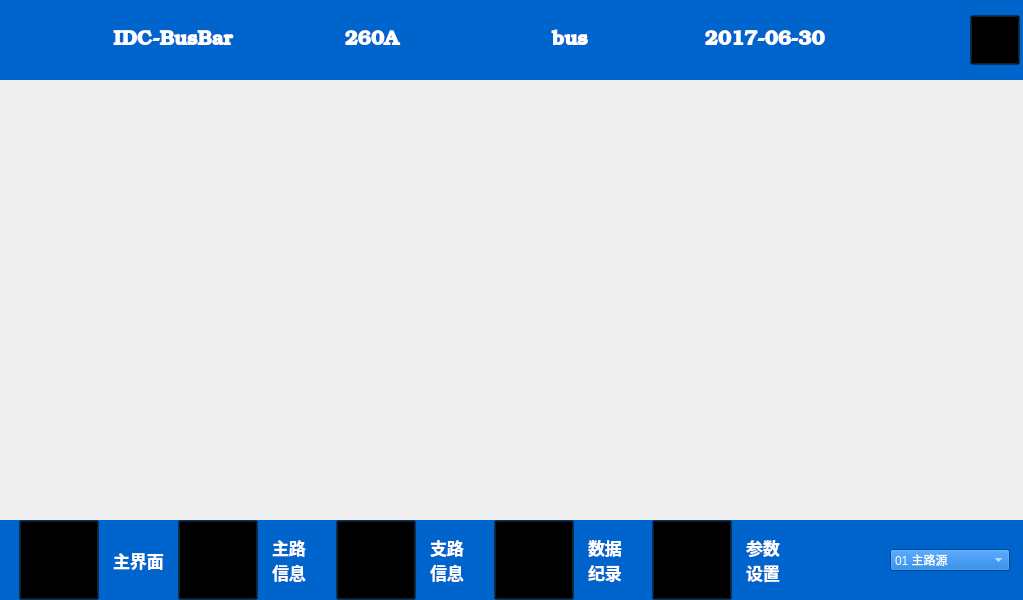
luozhiyong131/BusBar, file BusBar-Qt/mainwindow.ui: the form before one commit.
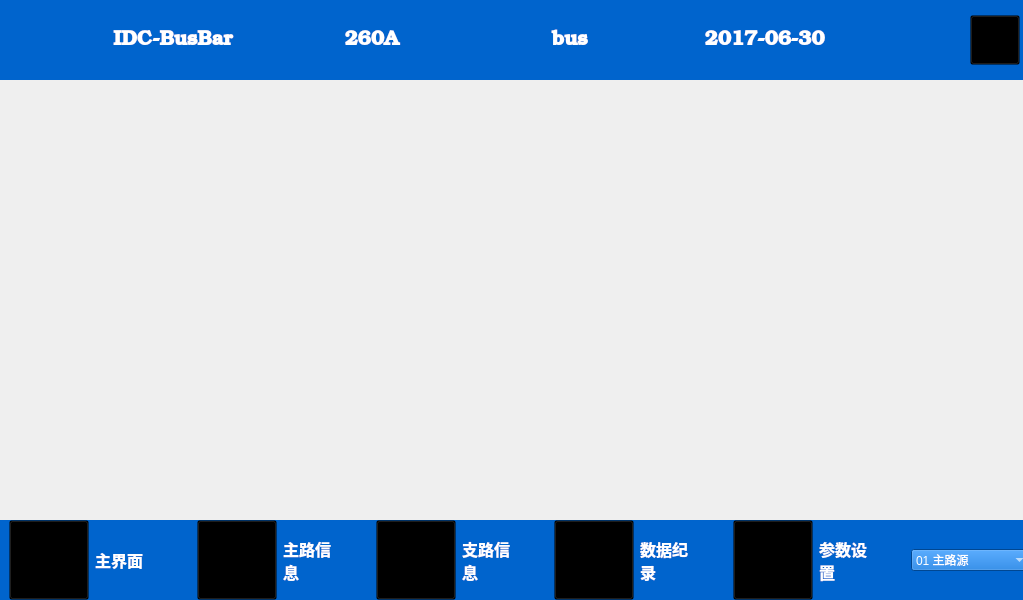
The form after the commit. Icons and pictures are not drawn.

Patch:
```diff
--- a/BusBar-Qt/mainwindow.ui
+++ b/BusBar-Qt/mainwindow.ui
@@ -230,9 +230,15 @@
 color: rgb(255, 255, 255);</string>
     </property>
     <layout class="QHBoxLayout" name="horizontalLayout_3">
+     <property name="leftMargin">
+      <number>9</number>
+     </property>
      <property name="topMargin">
       <number>0</number>
      </property>
+     <property name="rightMargin">
+      <number>0</number>
+     </property>
      <property name="bottomMargin">
       <number>0</number>
      </property>
@@ -272,15 +278,21 @@
      </item>
      <item>
       <widget class="QLabel" name="label_3">
+       <property name="minimumSize">
+        <size>
+         <width>60</width>
+         <height>0</height>
+        </size>
+       </property>
        <property name="maximumSize">
         <size>
-         <width>51</width>
+         <width>60</width>
          <height>16777215</height>
         </size>
        </property>
        <property name="font">
         <font>
-         <pointsize>13</pointsize>
+         <pointsize>12</pointsize>
          <weight>75</weight>
          <bold>true</bold>
         </font>
@@ -296,6 +308,19 @@
        </property>
       </widget>
      </item>
+     <item>
+      <spacer name="horizontalSpacer_2">
+       <property name="orientation">
+        <enum>Qt::Horizontal</enum>
+       </property>
+       <property name="sizeHint" stdset="0">
+        <size>
+         <width>29</width>
+         <height>20</height>
+        </size>
+       </property>
+      </spacer>
+     </item>
      <item>
       <widget class="QToolButton" name="lineBtn">
        <property name="minimumSize">
@@ -326,6 +351,12 @@
      </item>
      <item>
       <widget class="QLabel" name="label_4">
+       <property name="minimumSize">
+        <size>
+         <width>50</width>
+         <height>0</height>
+        </size>
+       </property>
        <property name="maximumSize">
         <size>
          <width>50</width>
@@ -334,7 +365,7 @@
        </property>
        <property name="font">
         <font>
-         <pointsize>13</pointsize>
+         <pointsize>12</pointsize>
          <weight>75</weight>
          <bold>true</bold>
         </font>
@@ -350,6 +381,19 @@
        </property>
       </widget>
      </item>
+     <item>
+      <spacer name="horizontalSpacer_3">
+       <property name="orientation">
+        <enum>Qt::Horizontal</enum>
+       </property>
+       <property name="sizeHint" stdset="0">
+        <size>
+         <width>29</width>
+         <height>20</height>
+        </size>
+       </property>
+      </spacer>
+     </item>
      <item>
       <widget class="QToolButton" name="branchBtn">
        <property name="minimumSize">
@@ -380,6 +424,12 @@
      </item>
      <item>
       <widget class="QLabel" name="label_5">
+       <property name="minimumSize">
+        <size>
+         <width>50</width>
+         <height>0</height>
+        </size>
+       </property>
        <property name="maximumSize">
         <size>
          <width>50</width>
@@ -388,7 +438,7 @@
        </property>
        <property name="font">
         <font>
-         <pointsize>13</pointsize>
+         <pointsize>12</pointsize>
          <weight>75</weight>
          <bold>true</bold>
         </font>
@@ -404,6 +454,19 @@
        </property>
       </widget>
      </item>
+     <item>
+      <spacer name="horizontalSpacer_4">
+       <property name="orientation">
+        <enum>Qt::Horizontal</enum>
+       </property>
+       <property name="sizeHint" stdset="0">
+        <size>
+         <width>30</width>
+         <height>20</height>
+        </size>
+       </property>
+      </spacer>
+     </item>
      <item>
       <widget class="QToolButton" name="logBtn">
        <property name="minimumSize">
@@ -434,6 +497,12 @@
      </item>
      <item>
       <widget class="QLabel" name="label_6">
+       <property name="minimumSize">
+        <size>
+         <width>50</width>
+         <height>0</height>
+        </size>
+       </property>
        <property name="maximumSize">
         <size>
          <width>50</width>
@@ -442,7 +511,7 @@
        </property>
        <property name="font">
         <font>
-         <pointsize>13</pointsize>
+         <pointsize>12</pointsize>
          <weight>75</weight>
          <bold>true</bold>
         </font>
@@ -458,6 +527,19 @@
        </property>
       </widget>
      </item>
+     <item>
+      <spacer name="horizontalSpacer_5">
+       <property name="orientation">
+        <enum>Qt::Horizontal</enum>
+       </property>
+       <property name="sizeHint" stdset="0">
+        <size>
+         <width>29</width>
+         <height>20</height>
+        </size>
+       </property>
+      </spacer>
+     </item>
      <item>
       <widget class="QToolButton" name="setBtn">
        <property name="minimumSize">
@@ -488,6 +570,12 @@
      </item>
      <item>
       <widget class="QLabel" name="label_7">
+       <property name="minimumSize">
+        <size>
+         <width>50</width>
+         <height>0</height>
+        </size>
+       </property>
        <property name="maximumSize">
         <size>
          <width>50</width>
@@ -496,7 +584,7 @@
        </property>
        <property name="font">
         <font>
-         <pointsize>13</pointsize>
+         <pointsize>12</pointsize>
          <weight>75</weight>
          <bold>true</bold>
         </font>
@@ -513,16 +601,13 @@
       </widget>
      </item>
      <item>
-      <spacer name="horizontalSpacer_2">
+      <spacer name="horizontalSpacer_6">
        <property name="orientation">
         <enum>Qt::Horizontal</enum>
        </property>
-       <property name="sizeType">
-        <enum>QSizePolicy::Fixed</enum>
-       </property>
        <property name="sizeHint" stdset="0">
         <size>
-         <width>80</width>
+         <width>29</width>
          <height>20</height>
         </size>
        </property>
```
